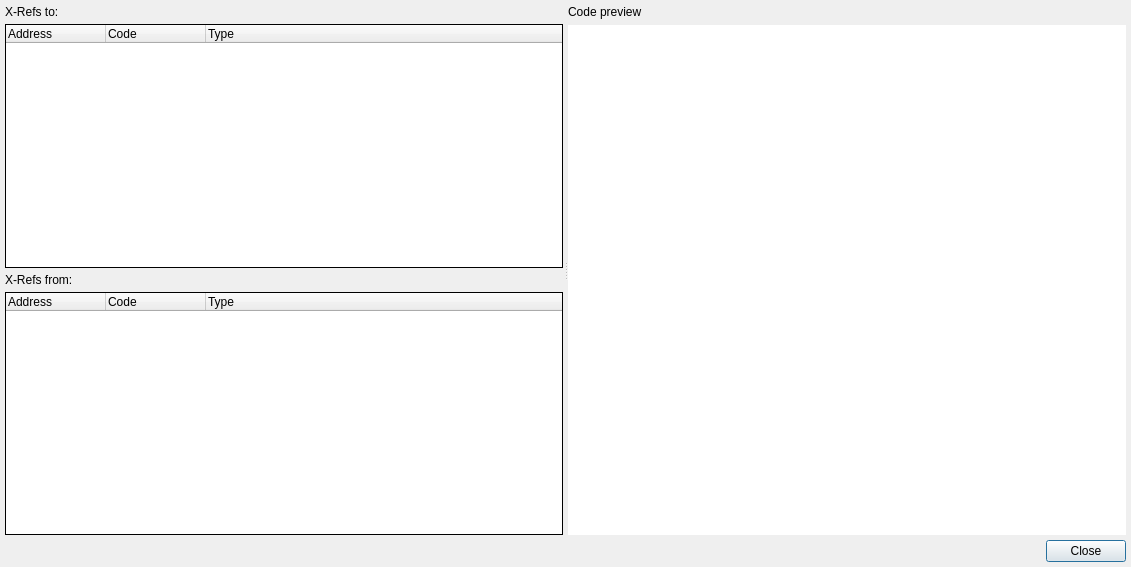
The window that src/dialogs/XrefsDialog.ui (rizinorg/cutter) describes before a commit, drawn with Qt 5.
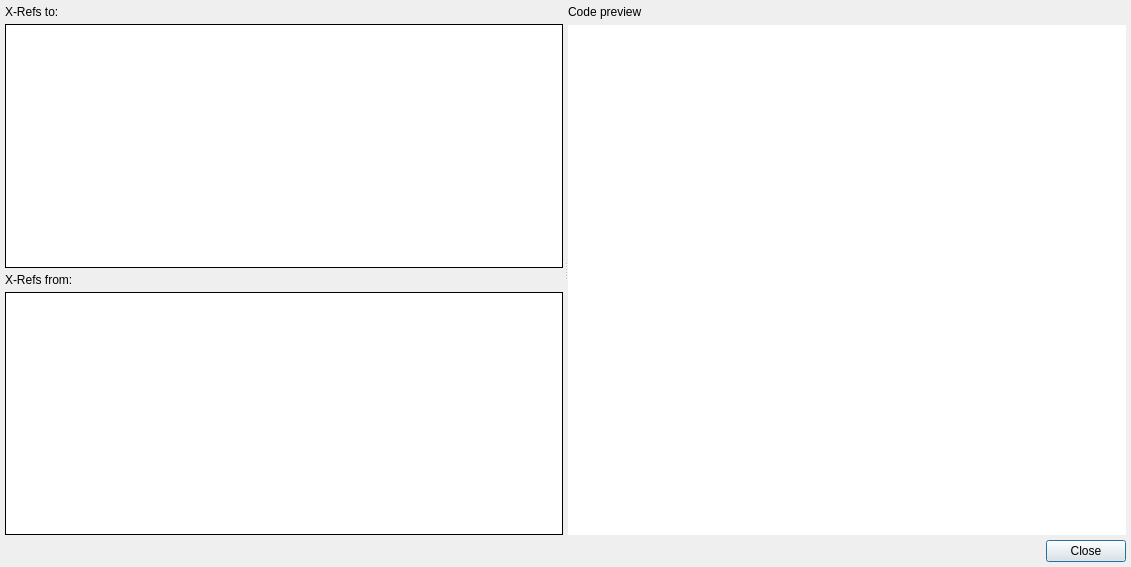
The same window after the commit. Custom widgets are drawn as their Qt base class.

Commit message:
Common behaviour for lists with items that have address part 2 (#1718)
* Seperate addressable item list widget from ListDockWidget.
* Convert ResourceWidget, strings widget, flags widget, search widget, MemoryMapWidget, xrefs dialog
* Don't silently overwrite comment in add comment action.

Patch:
```diff
--- a/src/dialogs/XrefsDialog.ui
+++ b/src/dialogs/XrefsDialog.ui
@@ -50,7 +50,7 @@
         </widget>
        </item>
        <item>
-        <widget class="QTreeWidget" name="toTreeWidget">
+        <widget class="AddressableItemList&lt;&gt;" name="toTreeWidget">
          <property name="frameShape">
           <enum>QFrame::Box</enum>
          </property>
@@ -60,24 +60,6 @@
          <property name="indentation">
           <number>5</number>
          </property>
-         <property name="columnCount">
-          <number>3</number>
-         </property>
-         <column>
-          <property name="text">
-           <string>Address</string>
-          </property>
-         </column>
-         <column>
-          <property name="text">
-           <string>Code</string>
-          </property>
-         </column>
-         <column>
-          <property name="text">
-           <string>Type</string>
-          </property>
-         </column>
         </widget>
        </item>
        <item>
@@ -88,7 +70,7 @@
         </widget>
        </item>
        <item>
-        <widget class="QTreeWidget" name="fromTreeWidget">
+        <widget class="AddressableItemList&lt;&gt;" name="fromTreeWidget">
          <property name="frameShape">
           <enum>QFrame::Box</enum>
          </property>
@@ -98,24 +80,6 @@
          <property name="indentation">
           <number>5</number>
          </property>
-         <property name="columnCount">
-          <number>3</number>
-         </property>
-         <column>
-          <property name="text">
-           <string>Address</string>
-          </property>
-         </column>
-         <column>
-          <property name="text">
-           <string>Code</string>
-          </property>
-         </column>
-         <column>
-          <property name="text">
-           <string>Type</string>
-          </property>
-         </column>
         </widget>
        </item>
       </layout>
@@ -170,6 +134,13 @@
    </item>
   </layout>
  </widget>
+ <customwidgets>
+  <customwidget>
+   <class>AddressableItemList&lt;&gt;</class>
+   <extends>QTreeView</extends>
+   <header>widgets/AddressableItemList.h</header>
+  </customwidget>
+ </customwidgets>
  <resources/>
  <connections>
   <connection>
```
The commit also changes 29 other files.
